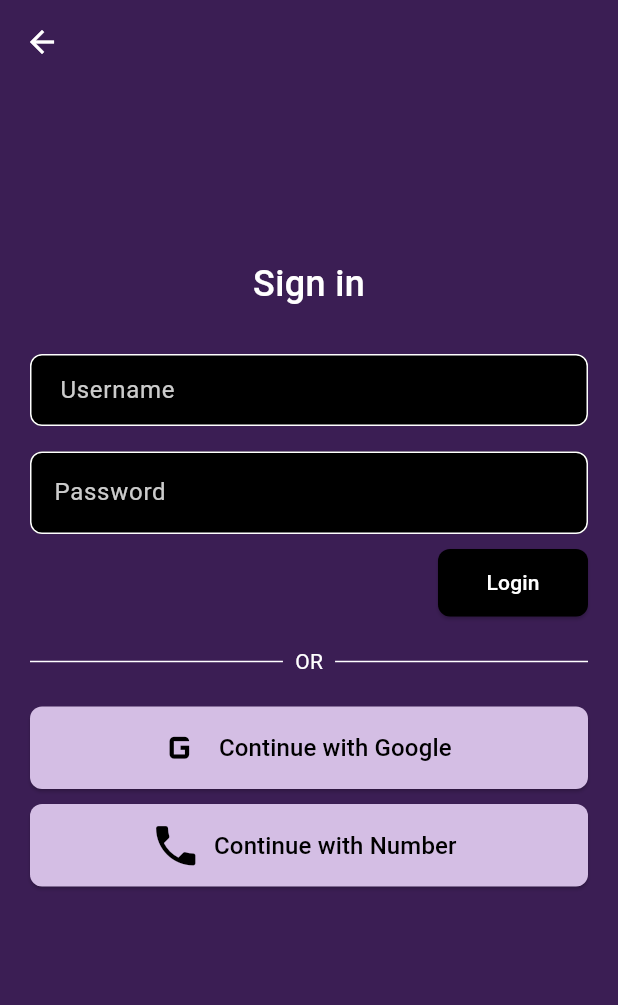
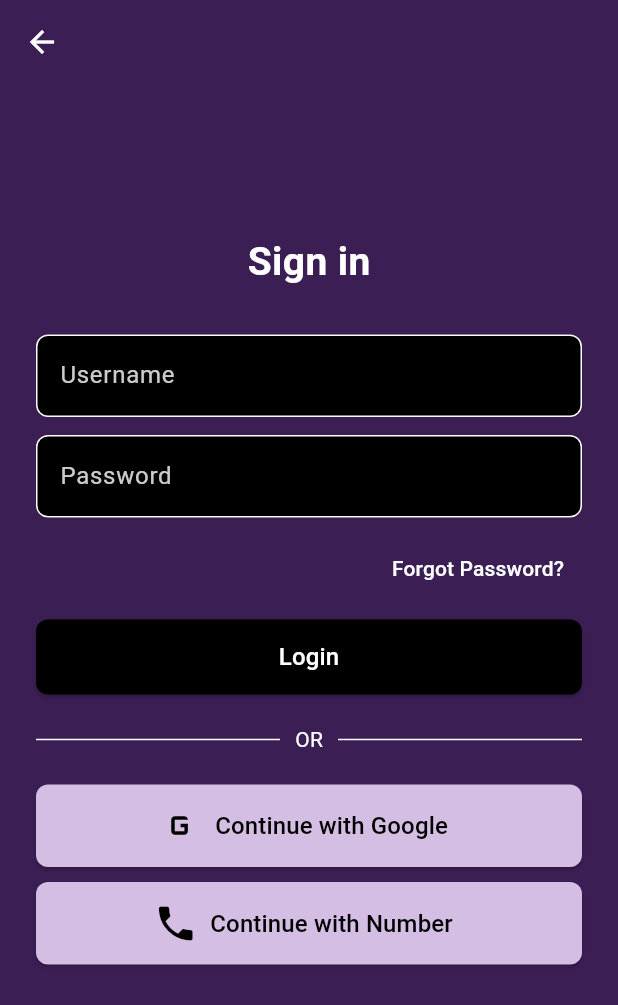
Before and after one commit to Exact-Bytes/ChefScale, a Flutter app: the screen it shows after launch, after a tap on "Sign in", on a phone screen of 412 x 824 dp. Shown: the top 1005 px of the screen. Run offline on Flutter 3.47's test engine with Material 3 defaults, Android fonts, the phone set to English and light mode, and no system bars; our stand-ins replace google_fonts, image_picker; network calls fail; Roboto replaces fonts that are missing (Afacad).

Commit message:
debugged the error and updated sign in page

```diff
--- a/lib/create_account.dart
+++ b/lib/create_account.dart
@@ -179,7 +179,7 @@ class CreateAccountPageState extends State<CreateAccountPage> {
       },
     );
 
-     if (pickedDate != null) {
+    if (pickedDate != null) {
       setState(() {
         _dobController.text = "${pickedDate.day}/${pickedDate.month}/${pickedDate.year}";
       });
--- a/lib/signin_page.dart
+++ b/lib/signin_page.dart
@@ -1,5 +1,6 @@
 import 'package:flutter/material.dart';
 import 'package:google_fonts/google_fonts.dart';
+import 'package:myapp/home_page.dart';
 
 void main() {
   runApp(const MyApp());
@@ -10,8 +11,9 @@ class MyApp extends StatelessWidget {
 
   @override
   Widget build(BuildContext context) {
-    return const MaterialApp(
-      home: SignInPage(),
+    return MaterialApp(
+      debugShowCheckedModeBanner: false,
+      home: const SignInPage(),
     );
   }
 }
@@ -22,6 +24,7 @@ class SignInPage extends StatelessWidget {
   @override
   Widget build(BuildContext context) {
     return Scaffold(
+      backgroundColor: const Color(0xFF3B1E54), // Background color
       appBar: AppBar(
         backgroundColor: Colors.transparent,
         elevation: 0,
@@ -32,82 +35,75 @@ class SignInPage extends StatelessWidget {
           },
         ),
       ),
-      backgroundColor: const Color(0xFF3B1E54), // Background color
       body: SingleChildScrollView(
-        padding: const EdgeInsets.symmetric(horizontal: 20.0, vertical: 16),
+        padding: const EdgeInsets.symmetric(horizontal: 24, vertical: 20),
         child: Column(
-          mainAxisAlignment: MainAxisAlignment.center,
-          children: <Widget>[
-            const SizedBox(height: 100),
-            const Text(
+          crossAxisAlignment: CrossAxisAlignment.center,
+          children: [
+            const SizedBox(height: 80),
+            Text(
               'Sign in',
-              style: TextStyle(
+              style: GoogleFonts.afacad(
                 color: Colors.white,
-                fontSize: 24,
-                fontWeight: FontWeight.w500,
+                fontSize: 26,
+                fontWeight: FontWeight.bold,
               ),
             ),
             const SizedBox(height: 30),
             const SignInForm(),
             const SizedBox(height: 20),
-            const Row(
-              children: <Widget>[
-                Expanded(
-                  child: Divider(color: Colors.white),
-                ),
+
+            // OR Divider
+            Row(
+              children: [
+                const Expanded(child: Divider(color: Colors.white)),
                 Padding(
-                  padding: EdgeInsets.symmetric(horizontal: 8.0),
+                  padding: const EdgeInsets.symmetric(horizontal: 10),
                   child: Text(
                     'OR',
-                    style: TextStyle(color: Colors.white),
+                    style: GoogleFonts.afacad(color: Colors.white, fontSize: 14),
                   ),
                 ),
-                Expanded(
-                  child: Divider(color: Colors.white),
-                ),
+                const Expanded(child: Divider(color: Colors.white)),
               ],
             ),
             const SizedBox(height: 20),
-            SizedBox(
-              height: 55, // Same height as username/password fields
-              width: double.infinity,
-              child: ElevatedButton.icon(
-                onPressed: () {},
-                icon: const Icon(Icons.g_mobiledata, color: Colors.black, size: 35),
-                label: Text(
-                  'Continue with Google',
-                  style: GoogleFonts.afacad(color: Colors.black, fontSize: 16),
-                ),
-                style: ElevatedButton.styleFrom(
-                  backgroundColor: const Color(0xFFD4BEE4), // Updated color
-                  foregroundColor: Colors.black,
-                  shape: RoundedRectangleBorder(
-                    borderRadius: BorderRadius.circular(8.0),
-                  ),
-                ),
-              ),
+
+            // Google Sign-In Button
+            _socialSignInButton(
+              context,
+              icon: Icons.g_mobiledata,
+              label: 'Continue with Google',
+              onPressed: () {}, // Implement Google Auth
             ),
             const SizedBox(height: 10),
-            SizedBox(
-              height: 55, // Same height as username/password fields
-              width: double.infinity,
-              child: ElevatedButton.icon(
-                onPressed: () {},
-                icon: const Icon(Icons.phone, color: Colors.black, size: 35),
-                label: Text(
-                  'Continue with Number',
-                  style: GoogleFonts.afacad(color: Colors.black, fontSize: 16),
-                ),
-                style: ElevatedButton.styleFrom(
-                  backgroundColor: const Color(0xFFD4BEE4), // Updated color
-                  foregroundColor: Colors.black,
-                  shape: RoundedRectangleBorder(
-                    borderRadius: BorderRadius.circular(8.0),
-                  ),
-                ),
-              ),
+
+            // Phone Sign-In Button
+            _socialSignInButton(
+              context,
+              icon: Icons.phone,
+              label: 'Continue with Number',
+              onPressed: () {}, // Implement Phone Auth
             ),
           ],
+        ),
+      ),
+    );
+  }
+
+  /// **Reusable Social Sign-In Button**
+  Widget _socialSignInButton(BuildContext context,
+      {required IconData icon, required String label, required VoidCallback onPressed}) {
+    return SizedBox(
+      height: 55,
+      width: double.infinity,
+      child: ElevatedButton.icon(
+        onPressed: onPressed,
+        icon: Icon(icon, color: Colors.black, size: 30),
+        label: Text(label, style: GoogleFonts.afacad(color: Colors.black, fontSize: 16)),
+        style: ElevatedButton.styleFrom(
+          backgroundColor: const Color(0xFFD4BEE4),
+          shape: RoundedRectangleBorder(borderRadius: BorderRadius.circular(8)),
         ),
       ),
     );
@@ -122,89 +118,101 @@ class SignInForm extends StatefulWidget {
 }
 
 class _SignInFormState extends State<SignInForm> {
+  final TextEditingController _usernameController = TextEditingController();
+  final TextEditingController _passwordController = TextEditingController();
+  final GlobalKey<FormState> _formKey = GlobalKey<FormState>();
+
   @override
   Widget build(BuildContext context) {
     return Form(
+      key: _formKey,
       child: Column(
         crossAxisAlignment: CrossAxisAlignment.end,
         children: [
-          SizedBox(
-            height: 55, // Consistent height
-            child: TextField(
-              decoration: InputDecoration(
-                filled: true,
-                fillColor: Colors.black, // Black background
-                labelText: 'Username',
-                labelStyle: TextStyle(
-                  color: Colors.white.withOpacity(0.8),
-                ),
-                border: OutlineInputBorder(
-                  borderRadius: BorderRadius.circular(8.0),
-                  borderSide: const BorderSide(color: Colors.white), // White border
-                ),
-                enabledBorder: OutlineInputBorder(
-                  borderRadius: BorderRadius.circular(8.0),
-                  borderSide: const BorderSide(color: Colors.white),
-                ),
-                focusedBorder: OutlineInputBorder(
-                  borderRadius: BorderRadius.circular(8.0),
-                  borderSide: const BorderSide(color: Colors.white, width: 2.0),
-                ),
-                contentPadding: const EdgeInsets.symmetric(horizontal: 16.0),
-              ),
+          _inputField(
+            controller: _usernameController,
+            label: 'Username',
+            obscureText: false,
+          ),
+          const SizedBox(height: 12),
+          _inputField(
+            controller: _passwordController,
+            label: 'Password',
+            obscureText: true,
+          ),
+          const SizedBox(height: 10),
+          TextButton(
+            onPressed: () {}, // Implement forgot password
+            child: const Text(
+              'Forgot Password?',
+              style: TextStyle(color: Colors.white),
             ),
           ),
           const SizedBox(height: 10),
+
+          // Login Button
           SizedBox(
-            height: 55, // Consistent height
-            child: TextField(
-              obscureText: true, // Hide password
-              decoration: InputDecoration(
-                filled: true,
-                fillColor: Colors.black,
-                labelText: 'Password',
-                labelStyle: TextStyle(
-                  color: Colors.white.withOpacity(0.8),
-                ),
-                border: OutlineInputBorder(
-                  borderRadius: BorderRadius.circular(8.0),
-                  borderSide: const BorderSide(color: Colors.white),
-                ),
-                enabledBorder: OutlineInputBorder(
-                  borderRadius: BorderRadius.circular(8.0),
-                  borderSide: const BorderSide(color: Colors.white),
-                ),
-                focusedBorder: OutlineInputBorder(
-                  borderRadius: BorderRadius.circular(8.0),
-                  borderSide: const BorderSide(color: Colors.white, width: 2.0),
-                ),
-              ),
-            ),
-          ),
-          const SizedBox(height: 10),
-          SizedBox(
-            height: 45, // Smaller height for compact look
-            width: 100, // Smaller width
+            height: 50,
+            width: double.infinity,
             child: ElevatedButton(
               onPressed: () {
-                // Handle sign in
+                if (_formKey.currentState!.validate()) {
+                  Navigator.pushReplacement(
+                    context,
+                    MaterialPageRoute(builder: (context) => const HomePage()),
+                  );
+                }
               },
               style: ElevatedButton.styleFrom(
-                backgroundColor: Colors.black, // Black button
+                backgroundColor: Colors.black,
                 foregroundColor: Colors.white,
-                padding: const EdgeInsets.symmetric(horizontal: 12),
-                shape: RoundedRectangleBorder(
-                  borderRadius: BorderRadius.circular(8.0),
-                ),
+                shape: RoundedRectangleBorder(borderRadius: BorderRadius.circular(8)),
               ),
-              child: const Text(
-                'Login',
-                style: TextStyle(fontSize: 14),
-              ),
+              child: const Text('Login', style: TextStyle(fontSize: 16)),
             ),
           ),
         ],
       ),
     );
   }
+
+  /// **Reusable Input Field Widget**
+  Widget _inputField({
+    required TextEditingController controller,
+    required String label,
+    required bool obscureText,
+  }) {
+    return SizedBox(
+      height: 55,
+      child: TextFormField(
+        controller: controller,
+        obscureText: obscureText,
+        style: const TextStyle(color: Colors.white),
+        decoration: InputDecoration(
+          filled: true,
+          fillColor: Colors.black,
+          labelText: label,
+          labelStyle: TextStyle(color: Colors.white.withOpacity(0.8)),
+          border: OutlineInputBorder(
+            borderRadius: BorderRadius.circular(8),
+            borderSide: const BorderSide(color: Colors.white),
+          ),
+          enabledBorder: OutlineInputBorder(
+            borderRadius: BorderRadius.circular(8),
+            borderSide: const BorderSide(color: Colors.white),
+          ),
+          focusedBorder: OutlineInputBorder(
+            borderRadius: BorderRadius.circular(8),
+            borderSide: const BorderSide(color: Colors.white, width: 2),
+          ),
+        ),
+        validator: (value) {
+          if (value == null || value.trim().isEmpty) {
+            return 'Field cannot be empty';
+          }
+          return null;
+        },
+      ),
+    );
+  }
 }
```
Also changed, not shown: lib/camera_page.dart (+7 -1 lines), lib/home_page.dart (+8 -1 lines), lib/measurement_page.dart (added, +126 -0 lines).
